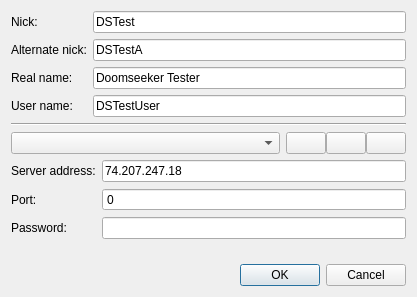
This is src/core/gui/irc/ircnetworkselectionbox.ui in DoomseekerTeam/Doomseeker as Qt 5 draws it before an edit. The edited form follows.
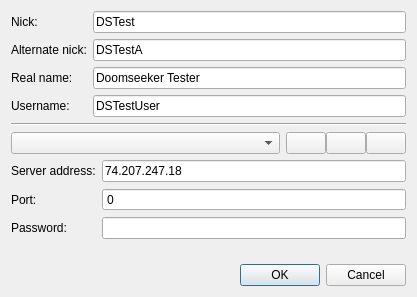
This is the edited form. Icons and pictures are not drawn.

Commit message: IRC: s/User name/Username

The edit to the form file:
```diff
--- a/src/core/gui/irc/ircnetworkselectionbox.ui
+++ b/src/core/gui/irc/ircnetworkselectionbox.ui
@@ -64,7 +64,7 @@
      <item row="3" column="0">
       <widget class="QLabel" name="label_7">
        <property name="text">
-        <string>User name:</string>
+        <string>Username:</string>
        </property>
       </widget>
      </item>
```
The commit also changes 1 other file.
